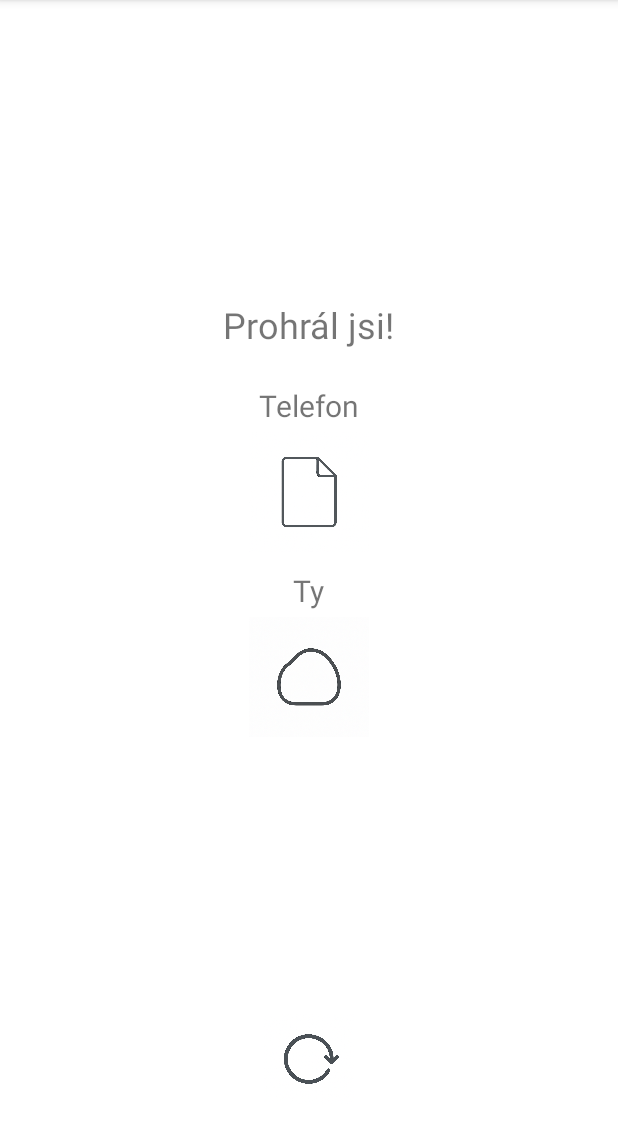
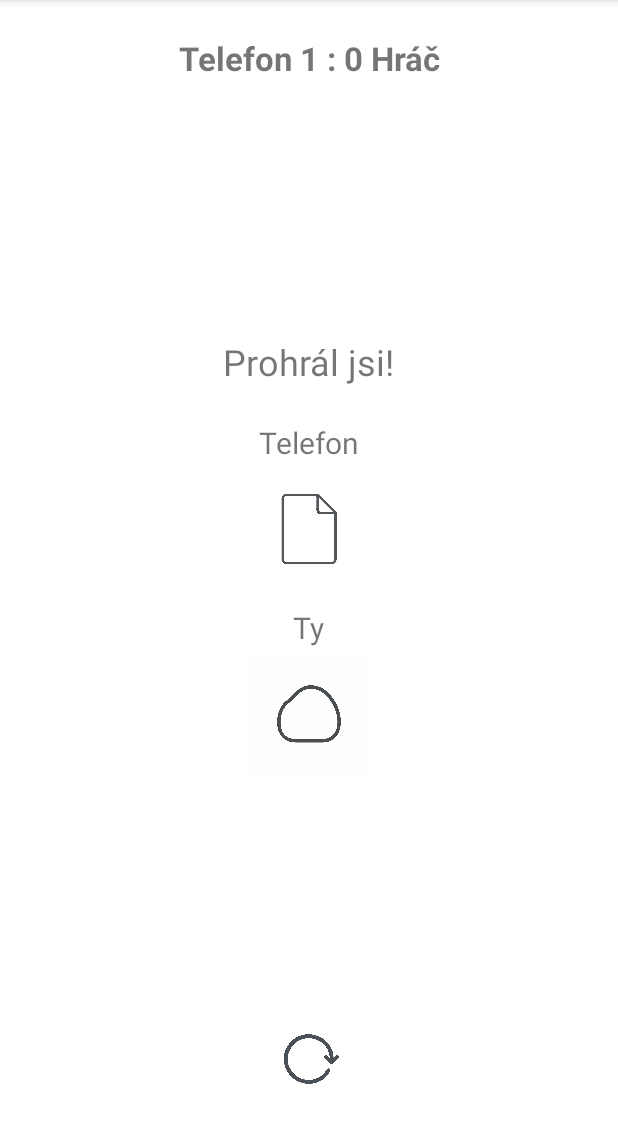
Before and after one commit to Backo47/Rock_Paper_Scissors, an Android app: the screen it shows after launch (MainActivity), after a tap on "Ikona kamene", on a phone screen of 412 x 824 dp, the part 84-1227 px from its top. Run offline under Robolectric (Android 15) with nearby library versions, the phone set to English and light mode, and no system bars.

Commit message:
Score keeping added

```diff
--- a/app/src/main/java/com/example/kamennuzkypapir/MainActivity.kt
+++ b/app/src/main/java/com/example/kamennuzkypapir/MainActivity.kt
@@ -12,6 +12,7 @@ class MainActivity : AppCompatActivity() {
     private lateinit var resultTextView: TextView
     private lateinit var computerLabel: TextView
     private lateinit var playerLabel: TextView
+    private lateinit var scoreTextView: TextView
     private lateinit var rockButton: ImageButton
     private lateinit var paperButton: ImageButton
     private lateinit var scissorsButton: ImageButton
@@ -20,11 +21,17 @@ class MainActivity : AppCompatActivity() {
     private lateinit var choicesContainer: View
     private lateinit var repeatButton: ImageButton
 
+    // Scores for the computer (phone) and player. These persist until the app is restarted.
+    private var computerScore: Int = 0
+    private var playerScore: Int = 0
+
     override fun onCreate(savedInstanceState: Bundle?) {
         super.onCreate(savedInstanceState)
         setContentView(R.layout.activity_main)
 
         resultTextView = findViewById(R.id.result_text)
+        // Scoreboard text view
+        scoreTextView = findViewById(R.id.score_text)
         // Initialize labels and icons
         computerLabel = findViewById(R.id.computer_label)
         playerLabel = findViewById(R.id.player_label)
@@ -45,6 +52,9 @@ class MainActivity : AppCompatActivity() {
 
         // Set click listener for repeat button
         repeatButton.setOnClickListener { resetGame() }
+
+        // Initialize scoreboard text
+        updateScoreText()
     }
 
     private fun playGame(userChoice: String) {
@@ -79,7 +89,16 @@ class MainActivity : AppCompatActivity() {
         computerIcon.visibility = View.VISIBLE
 
         // Determine winner and display result
-        resultTextView.text = determineWinner(userChoice, computerChoice)
+        val result = determineWinner(userChoice, computerChoice)
+        resultTextView.text = result
+
+        // Update scores based on result
+        when (result) {
+            "Vyhrál jsi!" -> playerScore++
+            "Prohrál jsi!" -> computerScore++
+            // Remíza does not change scores
+        }
+        updateScoreText()
 
         // Show the repeat button to allow starting a new round
         repeatButton.visibility = View.VISIBLE
@@ -124,5 +143,16 @@ class MainActivity : AppCompatActivity() {
         repeatButton.visibility = View.GONE
         // Reset result text
         resultTextView.text = getString(R.string.vyberte_k_men_n_ky_nebo_pap_r)
+
+        // Do not reset scores; just refresh scoreboard
+        updateScoreText()
+    }
+
+    /**
+     * Updates the scoreboard text using the current computer and player scores.
+     */
+    private fun updateScoreText() {
+        val scoreString = getString(R.string.score_format, computerScore, playerScore)
+        scoreTextView.text = scoreString
     }
 }
--- a/app/src/main/res/layout/activity_main.xml
+++ b/app/src/main/res/layout/activity_main.xml
@@ -1,10 +1,21 @@
 <?xml version="1.0" encoding="utf-8"?>
 <LinearLayout xmlns:android="http://schemas.android.com/apk/res/android"
-    xmlns:app="http://schemas.android.com/apk/res-auto"
     android:layout_width="match_parent"
     android:layout_height="match_parent"
     android:orientation="vertical"
     android:padding="16dp">
+
+    <!-- Scoreboard at the top showing current scores. -->
+    <TextView
+        android:id="@+id/score_text"
+        android:layout_width="wrap_content"
+        android:layout_height="wrap_content"
+        android:textSize="22sp"
+        android:textStyle="bold"
+        android:layout_marginBottom="12dp"
+        android:layout_marginTop="8dp"
+        android:layout_gravity="center_horizontal"
+        android:gravity="center" />
 
     <!-- Content container that expands to fill available space and centers its children. -->
     <LinearLayout
@@ -14,6 +25,7 @@
         android:layout_weight="1"
         android:orientation="vertical"
         android:gravity="center">
+
 
         <!-- Result message -->
         <TextView
@@ -109,13 +121,13 @@
         android:layout_width="60dp"
         android:layout_height="60dp"
         android:layout_marginBottom="16dp"
+        android:visibility="gone"
         android:layout_gravity="center_horizontal"
-        android:visibility="gone"
         android:src="@drawable/replay"
         android:background="?attr/selectableItemBackgroundBorderless"
+        android:tint="@null"
         android:scaleType="fitCenter"
         android:adjustViewBounds="true"
-        android:contentDescription="@string/repeat_desc"
-        app:tint="@null" />
+        android:contentDescription="@string/repeat_desc" />
 
 </LinearLayout>
--- a/app/src/main/res/values/strings.xml
+++ b/app/src/main/res/values/strings.xml
@@ -19,4 +19,7 @@
     <string name="player_label">Ty</string>
     <!-- Content description for player's choice icon -->
     <string name="player_choice_icon_desc">Ikona volby hráče</string>
+
+    <!-- Format string for displaying the score: Telefon score : score Hráč -->
+    <string name="score_format">Telefon %1$d : %2$d Hráč</string>
 </resources>
```
